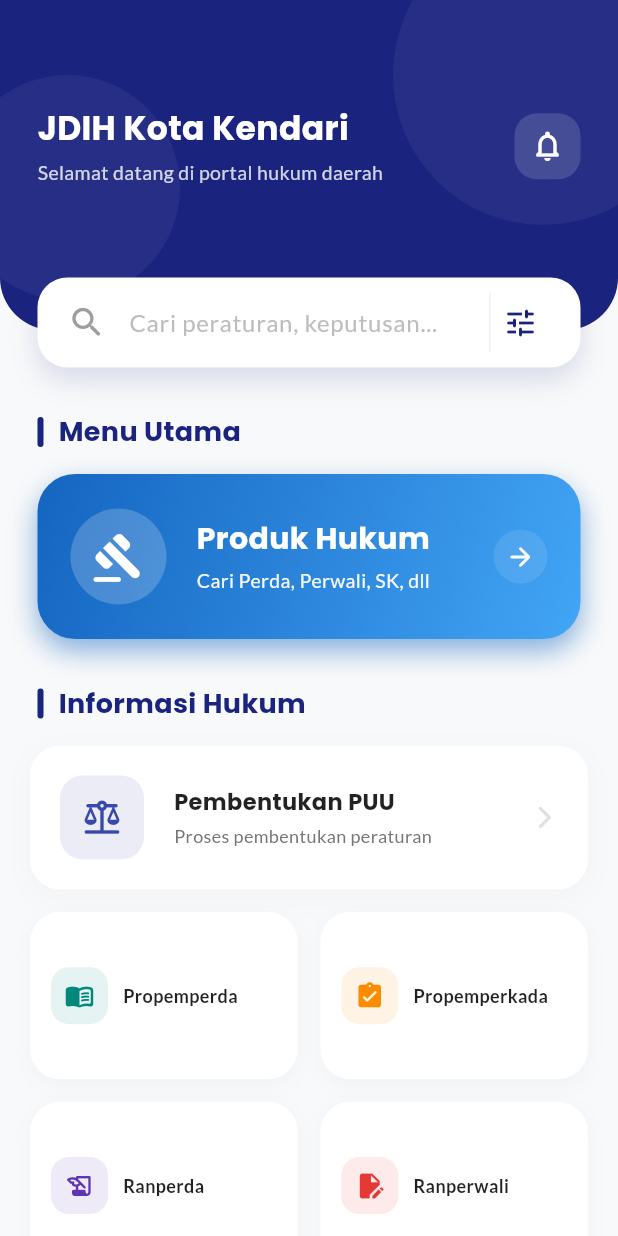
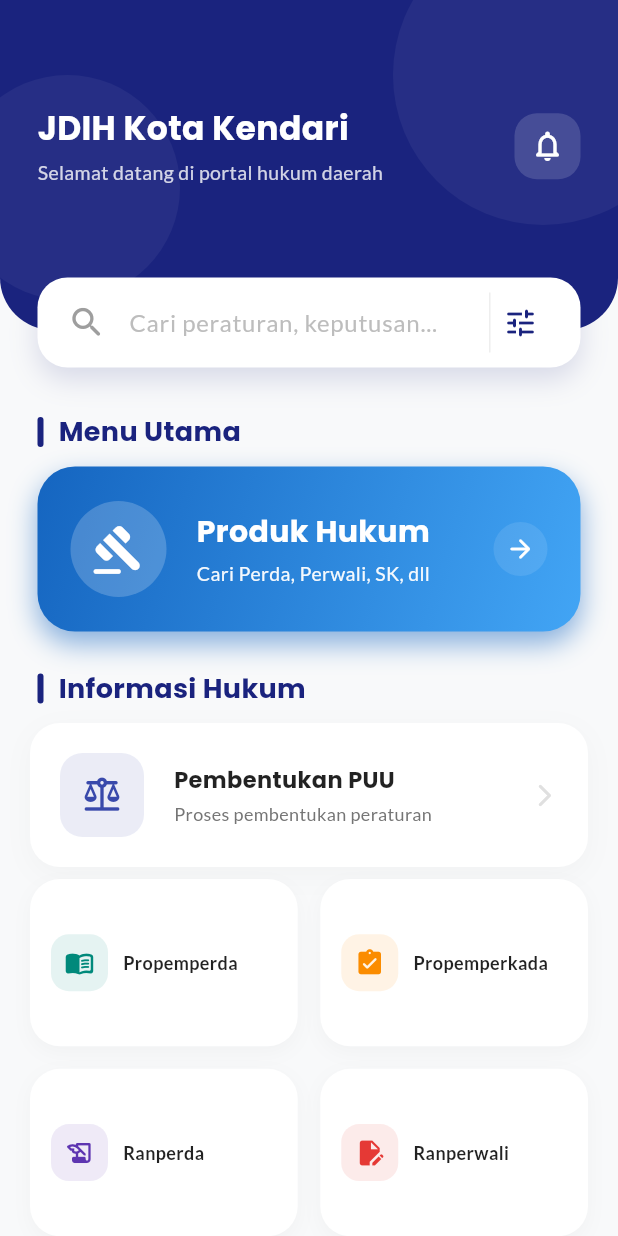
Before and after one commit to RyianDzuhri/jdih-mobile-kendari, a Flutter app: the screen it shows after launch, on a phone screen of 412 x 824 dp. Run offline on Flutter 3.47's test engine with Material 3 defaults, Android fonts, the phone set to English and light mode, and no system bars; our stand-ins replace google_fonts; missing offline and left inert: flutter_cached_pdfview.

Commit message:
screen update dikit tapi ga ngaruh

```diff
--- a/lib/ui/home/home_screen.dart
+++ b/lib/ui/home/home_screen.dart
@@ -8,15 +8,12 @@ class HomeScreen extends StatelessWidget {
   @override
   Widget build(BuildContext context) {
 
-    // --- UPDATE DATA: MENAMBAHKAN IKON & WARNA ---
-    // Kita ganti 'code' dengan 'icon' dan tambahkan 'color' aksen
+    // --- DATA ITEM ---
 
     // 1. ITEM ATAS (PUU)
     final Map<String, dynamic> infoTop = {
       "label": "Pembentukan PUU",
-      // Menggunakan ikon timbangan/hukum
       "icon": Icons.balance_rounded,
-      // Warna aksen Indigo
       "color": const Color(0xFF3949AB),
     };
 
@@ -24,63 +21,67 @@ class HomeScreen extends StatelessWidget {
     final List<Map<String, dynamic>> infoBottom = [
       {
         "label": "Propemperda",
-        "icon": Icons.menu_book_rounded, // Ikon buku
-        "color": const Color(0xFF00897B), // Teal/Hijau tua
+        "icon": Icons.menu_book_rounded,
+        "color": const Color(0xFF00897B),
       },
       {
         "label": "Propemperkada",
-        "icon": Icons.assignment_turned_in_rounded, // Ikon tugas/mandat
-        "color": const Color(0xFFFB8C00), // Oranye
+        "icon": Icons.assignment_turned_in_rounded,
+        "color": const Color(0xFFFB8C00),
       },
       {
         "label": "Ranperda",
-        "icon": Icons.history_edu_rounded, // Ikon rancangan/draft
-        "color": const Color(0xFF5E35B1), // Ungu
+        "icon": Icons.history_edu_rounded,
+        "color": const Color(0xFF5E35B1),
       },
       {
         "label": "Ranperwali",
-        "icon": Icons.edit_document, // Ikon edit dokumen
-        "color": const Color(0xFFE53935), // Merah
+        "icon": Icons.edit_document,
+        "color": const Color(0xFFE53935),
       },
     ];
 
-    // DATA BERITA (Tetap sama)
+    // DATA BERITA
     final List<Map<String, String>> beritaList = [
       {"judul": "Kota Kendari Raih Penghargaan JDIH Terbaik Tingkat Nasional", "tanggal": "27 Jan 2026", "kategori": "Prestasi"},
       {"judul": "DPRD Sahkan 3 Rancangan Peraturan Daerah Menjadi Perda", "tanggal": "25 Jan 2026", "kategori": "Legislasi"},
     ];
 
     return Scaffold(
-      // Menggunakan background yang sedikit lebih cerah
       backgroundColor: const Color(0xFFF8F9FA),
       body: SingleChildScrollView(
         child: Column(
           crossAxisAlignment: CrossAxisAlignment.start,
           children: [
-            // HEADER (Visual Baru)
+            // HEADER
             _buildHeaderSearch(context),
 
             const SizedBox(height: 30),
 
-            // TOMBOL UTAMA
+            // TOMBOL UTAMA (PRODUK HUKUM)
             _buildSectionTitle("Menu Utama"),
-            const SizedBox(height: 15),
+            const SizedBox(height: 10), // Jarak dirapatkan sedikit
             _buildMainButton(context),
 
-            const SizedBox(height: 30),
+            const SizedBox(height: 25),
 
-            // INFORMASI HUKUM (Visual Baru dengan Ikon)
+            // INFORMASI HUKUM
             _buildSectionTitle("Informasi Hukum"),
-            const SizedBox(height: 15),
+
+            // Jarak antara Judul dan Card PUU dirapatkan (dari 15 ke 10)
+            const SizedBox(height: 10),
 
             Padding(
               padding: const EdgeInsets.symmetric(horizontal: 20),
               child: Column(
                 children: [
-                  // A. Item Atas Visual Baru
+                  // A. Item Atas (PUU)
                   _buildSingleTopItemVisual(context, infoTop),
-                  const SizedBox(height: 15),
-                  // B. Grid Bawah Visual Baru
+
+                  // Jarak antara PUU dan Grid bawah dirapatkan (dari 15 ke 8)
+                  const SizedBox(height: 8),
+
+                  // B. Grid Bawah (Propemperda, dll)
                   _buildBottomGridItemsVisual(context, infoBottom),
                 ],
               ),
@@ -105,11 +106,10 @@ class HomeScreen extends StatelessWidget {
     );
   }
 
-  // --- WIDGET BARU: HEADER DENGAN ORNAMEN ---
+  // --- WIDGET HEADER ---
   Widget _buildHeaderSearch(BuildContext context) {
     return Stack(
       children: [
-        // Background Biru dengan Hiasan Lingkaran Transparan
         Container(
           height: 220,
           decoration: const BoxDecoration(
@@ -118,7 +118,6 @@ class HomeScreen extends StatelessWidget {
           ),
           child: Stack(
             children: [
-              // Ornamen Lingkaran 1
               Positioned(
                 top: -50, right: -50,
                 child: Container(
@@ -126,7 +125,6 @@ class HomeScreen extends StatelessWidget {
                   decoration: BoxDecoration(color: Colors.white.withOpacity(0.05), shape: BoxShape.circle),
                 ),
               ),
-               // Ornamen Lingkaran 2
               Positioned(
                 bottom: 20, left: -30,
                 child: Container(
@@ -134,7 +132,6 @@ class HomeScreen extends StatelessWidget {
                   decoration: BoxDecoration(color: Colors.white.withOpacity(0.05), shape: BoxShape.circle),
                 ),
               ),
-               // Konten Teks Header
               Padding(
                  padding: const EdgeInsets.fromLTRB(25, 70, 25, 20),
                  child: Column(
@@ -151,7 +148,6 @@ class HomeScreen extends StatelessWidget {
                             Text("Selamat datang di portal hukum daerah", style: GoogleFonts.lato(color: Colors.white.withOpacity(0.8), fontSize: 13)),
                           ],
                         ),
-                        // Tombol Notifikasi
                         Container(
                           padding: const EdgeInsets.all(10),
                           decoration: BoxDecoration(color: Colors.white.withOpacity(0.15), borderRadius: BorderRadius.circular(15)),
@@ -165,7 +161,6 @@ class HomeScreen extends StatelessWidget {
             ],
           ),
         ),
-        // Search Bar (Posisi menumpuk)
         Container(
           margin: const EdgeInsets.only(top: 185, left: 25, right: 25),
           padding: const EdgeInsets.symmetric(horizontal: 20),
@@ -192,9 +187,7 @@ class HomeScreen extends StatelessWidget {
               Container(
                 padding: const EdgeInsets.all(8),
                 decoration: BoxDecoration(
-                  border: Border(
-                    left: BorderSide(color: Colors.grey.shade200),
-                  ),
+                  border: Border(left: BorderSide(color: Colors.grey.shade200)),
                 ),
                 child: const Icon(Icons.tune_rounded, color: Color(0xFF1a237e)),
               ),
@@ -205,13 +198,12 @@ class HomeScreen extends StatelessWidget {
     );
   }
 
-  // --- WIDGET BARU: JUDUL SEKSI DENGAN AKSEN ---
+  // --- WIDGET JUDUL ---
   Widget _buildSectionTitle(String title) {
     return Padding(
       padding: const EdgeInsets.symmetric(horizontal: 25),
       child: Row(
         children: [
-          // Garis vertikal kecil warna biru sebagai aksen
           Container(
             height: 20, width: 4,
             decoration: BoxDecoration(color: const Color(0xFF1a237e), borderRadius: BorderRadius.circular(2)),
@@ -223,7 +215,7 @@ class HomeScreen extends StatelessWidget {
     );
   }
 
-  // --- WIDGET BARU: ITEM ATAS VISUAL ---
+  // --- WIDGET ITEM ATAS VISUAL (NAVIGASI DITAMBAHKAN) ---
   Widget _buildSingleTopItemVisual(BuildContext context, Map<String, dynamic> item) {
     final Color accentColor = item['color'];
     return Container(
@@ -236,19 +228,26 @@ class HomeScreen extends StatelessWidget {
         color: Colors.transparent,
         child: InkWell(
           borderRadius: BorderRadius.circular(20),
-          onTap: () {},
+          // Tambahkan Navigasi
+          onTap: () {
+             Navigator.push(context, MaterialPageRoute(
+               builder: (context) => DocumentListScreen(
+                 categoryFilter: "PUU", // Filter khusus PUU
+                 pageTitle: item['label']
+               )
+             ));
+          },
           child: Padding(
             padding: const EdgeInsets.all(20.0),
             child: Row(
               children: [
-                // Container Ikon dengan Background Warna Aksen Transparan
                 Container(
                   padding: const EdgeInsets.all(14),
                   decoration: BoxDecoration(
-                    color: accentColor.withOpacity(0.1), // Background transparan sesuai warna
+                    color: accentColor.withOpacity(0.1),
                     borderRadius: BorderRadius.circular(15),
                   ),
-                  child: Icon(item['icon'], color: accentColor, size: 28), // Ikon berwarna
+                  child: Icon(item['icon'], color: accentColor, size: 28),
                 ),
                 const SizedBox(width: 20),
                 Expanded(
@@ -276,7 +275,7 @@ class HomeScreen extends StatelessWidget {
     );
   }
 
-   // --- WIDGET BARU: GRID BAWAH VISUAL ---
+   // --- WIDGET GRID BAWAH VISUAL (NAVIGASI DITAMBAHKAN) ---
   Widget _buildBottomGridItemsVisual(
       BuildContext context, List<Map<String, dynamic>> data) {
     return GridView.builder(
@@ -286,7 +285,7 @@ class HomeScreen extends StatelessWidget {
         crossAxisCount: 2,
         crossAxisSpacing: 15,
         mainAxisSpacing: 15,
-        childAspectRatio: 1.6, // sedikit lebih lebar biar teks lega
+        childAspectRatio: 1.6,
       ),
       itemCount: data.length,
       itemBuilder: (context, index) {
@@ -309,39 +308,36 @@ class HomeScreen extends StatelessWidget {
             color: Colors.transparent,
             child: InkWell(
               borderRadius: BorderRadius.circular(20),
-              onTap: () {},
+              // Tambahkan Navigasi
+              onTap: () {
+                Navigator.push(context, MaterialPageRoute(
+                  builder: (context) => DocumentListScreen(
+                    categoryFilter: item['label'], // Kirim label sebagai filter
+                    pageTitle: item['label']
+                  )
+                ));
+              },
               child: Padding(
-                padding: const EdgeInsets.symmetric(
-                  horizontal: 14,
-                  vertical: 14,
-                ),
+                padding: const EdgeInsets.symmetric(horizontal: 14, vertical: 14),
                 child: Row(
                   crossAxisAlignment: CrossAxisAlignment.center,
                   children: [
-                    /// ICON BOX
                     Container(
                       padding: const EdgeInsets.all(9),
                       decoration: BoxDecoration(
                         color: accentColor.withOpacity(0.1),
                         borderRadius: BorderRadius.circular(12),
                       ),
-                      child: Icon(
-                        item['icon'],
-                        color: accentColor,
-                        size: 20, // 🔥 lebih balance
-                      ),
+                      child: Icon(item['icon'], color: accentColor, size: 20),
                     ),
-
                     const SizedBox(width: 10),
-
-                    /// TEXT
                     Expanded(
                       child: Text(
                         item['label'],
                         maxLines: 2,
                         overflow: TextOverflow.ellipsis,
                         style: GoogleFonts.lato(
-                          fontSize: 12, // 🔥 lebih kecil biar gak turun
+                          fontSize: 12,
                           fontWeight: FontWeight.bold,
                           color: Colors.black87,
                           height: 1.2,
@@ -357,14 +353,13 @@ class HomeScreen extends StatelessWidget {
       },
     );
   }
-  // ==================== WIDGET PENDUKUNG LAINNYA (Visual Ditingkatkan Sedikit) ====================
 
+  // --- TOMBOL UTAMA ---
   Widget _buildMainButton(BuildContext context) {
     return Container(
       margin: const EdgeInsets.symmetric(horizontal: 25),
-      height: 110, // Sedikit lebih besar
+      height: 110,
       decoration: BoxDecoration(
-        // Gradasi yang lebih kaya
         gradient: const LinearGradient(
           colors: [Color(0xFF1565C0), Color(0xFF42A5F5)],
           begin: Alignment.topLeft, end: Alignment.bottomRight,
@@ -449,7 +444,6 @@ class HomeScreen extends StatelessWidget {
       margin: const EdgeInsets.symmetric(horizontal: 25),
       padding: const EdgeInsets.all(22),
       decoration: BoxDecoration(
-        // Gradasi Pink/Ungu yang lebih modern
         gradient: const LinearGradient(colors: [Color(0xFFAD1457), Color(0xFFEC407A)]),
         borderRadius: BorderRadius.circular(25),
         boxShadow: [BoxShadow(color: const Color(0xFFAD1457).withOpacity(0.4), blurRadius: 15, offset: const Offset(0, 8))],
```
